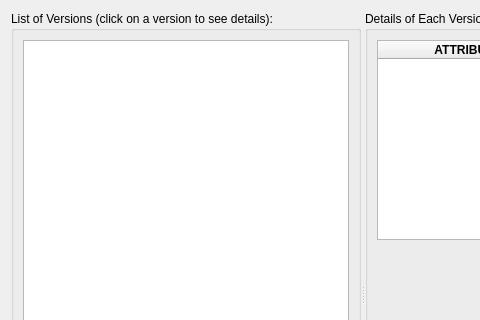
Above: geogig/ui/versionsviewer.ui from boundlessgeo/qgis-geogiglight-plugin before the change; both pictures show x 0 to 480 and y 0 to 320 of the 815 by 588 pixel window. Below: the same form after it.
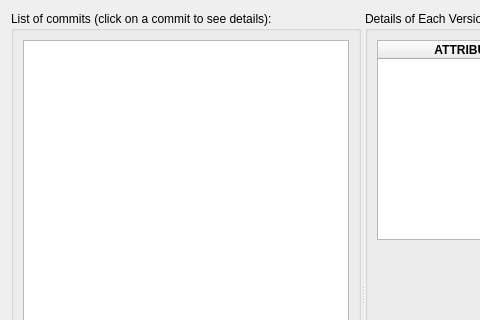
That is the form after the change.

Commit message: replace version with commit in viewer dialog

```diff
--- a/geogig/ui/versionsviewer.ui
+++ b/geogig/ui/versionsviewer.ui
@@ -33,7 +33,7 @@
        </size>
       </property>
       <property name="title">
-       <string>List of Versions (click on a version to see details):</string>
+       <string>List of commits (click on a commit to see details):</string>
       </property>
       <layout class="QVBoxLayout" name="verticalLayout_6">
        <item>
```
Left out of the diff: 2 changed lines with no effect on the pictures.
